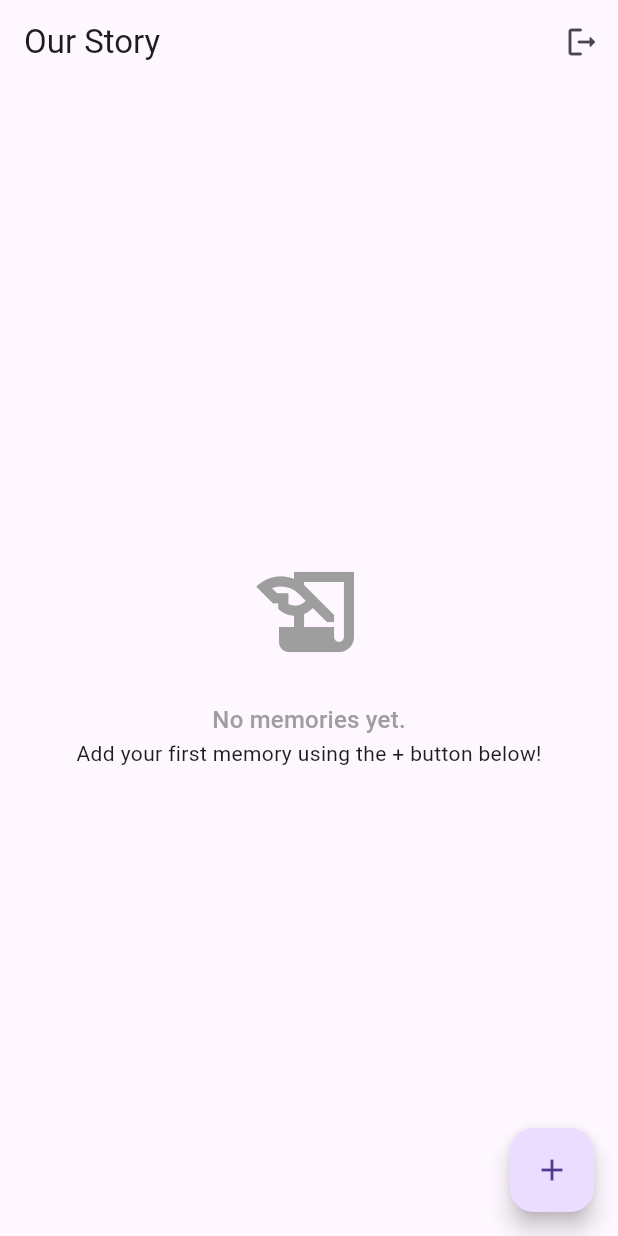
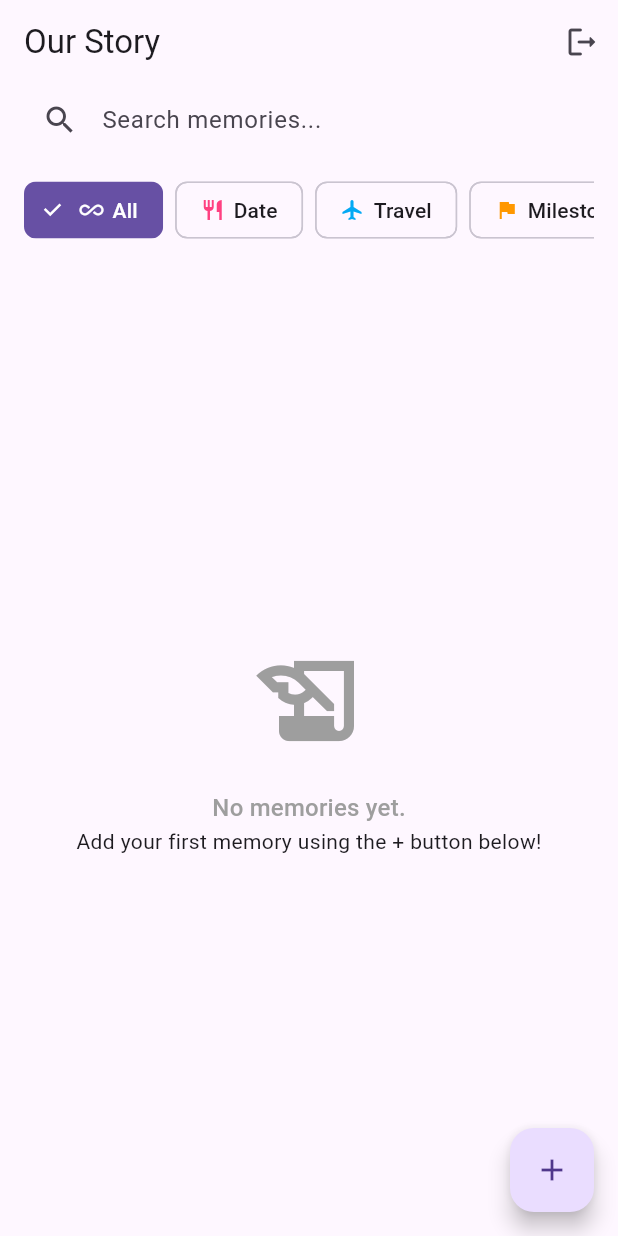
Before and after one commit to GonzhaI/couple-timeline-app, a Flutter app: the screen it shows once a user with an empty profile is signed in, on a phone screen of 412 x 824 dp. Run offline on Flutter 3.47's test engine with Material 3 defaults, Android fonts, the light colour scheme and no system bars; our stand-ins replace cloud_firestore, firebase_auth, firebase_core; accounts and stored records are empty; network calls fail.

Commit message:
Feat: Filtros por categoría y barra de búsqueda implementados.

```diff
--- a/lib/l10n/app_en.arb
+++ b/lib/l10n/app_en.arb
@@ -71,5 +71,7 @@
     "partyCategory": "Party",
     "daysCount": "{count, plural, =1{1 Day} other{{count} Days}} together",
     "setStartDate": "Set Start Date",
-    "editDate": "Edit Date"
+    "editDate": "Edit Date",
+    "searchPlaceholder": "Search memories...",
+    "filterAll": "All"
 }
--- a/lib/l10n/app_es.arb
+++ b/lib/l10n/app_es.arb
@@ -71,5 +71,7 @@
     "partyCategory": "Fiesta",
     "daysCount": "{count, plural, =1{1 Día} other{{count} Días}} juntos",
     "setStartDate": "Fijar fecha de inicio",
-    "editDate": "Editar fecha"
+    "editDate": "Editar fecha",
+    "searchPlaceholder": "Buscar recuerdos...",
+    "filterAll": "Todos"
 }
--- a/lib/l10n/app_localizations.dart
+++ b/lib/l10n/app_localizations.dart
@@ -535,6 +535,18 @@ abstract class AppLocalizations {
   /// In es, this message translates to:
   /// **'Editar fecha'**
   String get editDate;
+
+  /// No description provided for @searchPlaceholder.
+  ///
+  /// In es, this message translates to:
+  /// **'Buscar recuerdos...'**
+  String get searchPlaceholder;
+
+  /// No description provided for @filterAll.
+  ///
+  /// In es, this message translates to:
+  /// **'Todos'**
+  String get filterAll;
 }
 
 class _AppLocalizationsDelegate
--- a/lib/l10n/app_localizations_en.dart
+++ b/lib/l10n/app_localizations_en.dart
@@ -237,4 +237,10 @@ class AppLocalizationsEn extends AppLocalizations {
 
   @override
   String get editDate => 'Edit Date';
+
+  @override
+  String get searchPlaceholder => 'Search memories...';
+
+  @override
+  String get filterAll => 'All';
 }
--- a/lib/l10n/app_localizations_es.dart
+++ b/lib/l10n/app_localizations_es.dart
@@ -236,4 +236,10 @@ class AppLocalizationsEs extends AppLocalizations {
 
   @override
   String get editDate => 'Editar fecha';
+
+  @override
+  String get searchPlaceholder => 'Buscar recuerdos...';
+
+  @override
+  String get filterAll => 'Todos';
 }
--- a/lib/screens/home_screen.dart
+++ b/lib/screens/home_screen.dart
@@ -7,10 +7,18 @@ import 'package:cloud_firestore/cloud_firestore.dart';
 import 'package:couple_timeline/screens/pairing_screen.dart';
 import 'package:couple_timeline/screens/add_memory_screen.dart';
 import 'package:couple_timeline/widgets/memory_card.dart';
-import 'package:couple_timeline/widgets/days_counter.dart';
+import 'package:couple_timeline/utils/memory_categories.dart';
 
-class HomeScreen extends StatelessWidget {
+class HomeScreen extends StatefulWidget {
   const HomeScreen({super.key});
+
+  @override
+  State<HomeScreen> createState() => _HomeScreenState();
+}
+
+class _HomeScreenState extends State<HomeScreen> {
+  String _searchQuery = '';
+  String _selectedCategoryFilter = 'all';
 
   @override
   Widget build(BuildContext context) {
@@ -19,14 +27,7 @@ class HomeScreen extends StatelessWidget {
     return Scaffold(
       appBar: AppBar(
         title: Text(l10n.homeTitle),
-        actions: [
-          IconButton(
-            icon: const Icon(Icons.logout_rounded),
-            onPressed: () {
-              FirebaseAuth.instance.signOut();
-            },
-          ),
-        ],
+        actions: [IconButton(icon: const Icon(Icons.logout_rounded), onPressed: () => FirebaseAuth.instance.signOut())],
       ),
       body: StreamBuilder<DocumentSnapshot>(
         stream: DatabaseService().getUserStream(),
@@ -46,19 +47,77 @@ class HomeScreen extends StatelessWidget {
           // If not paired, show pairing screen
           if (coupleId == null) {
             return PairingScreen(myInviteCode: inviteCode);
-          } else {
+          }
+
           // Coupled: show memories list
           return Scaffold(
-              body: StreamBuilder<QuerySnapshot>(
+            body: Column(
+              children: [
+                Container(
+                  padding: const EdgeInsets.fromLTRB(16, 0, 16, 10),
+                  color: Theme.of(context).scaffoldBackgroundColor,
+                  child: Column(
+                    children: [
+                      TextField(
+                        decoration: InputDecoration(
+                          hintText: l10n.searchPlaceholder,
+                          prefixIcon: const Icon(Icons.search),
+                          filled: true,
+                          fillColor: Theme.of(context).cardColor,
+                          contentPadding: const EdgeInsets.symmetric(horizontal: 16),
+                          border: OutlineInputBorder(
+                            borderRadius: BorderRadius.circular(30),
+                            borderSide: BorderSide.none,
+                          ),
+                        ),
+                        onChanged: (value) {
+                          setState(() => _searchQuery = value.toLowerCase());
+                        },
+                      ),
+                      const SizedBox(height: 12),
+
+                      SingleChildScrollView(
+                        scrollDirection: Axis.horizontal,
+                        child: Row(
+                          children: [
+                            _buildFilterChip(
+                              label: l10n.filterAll,
+                              id: 'all',
+                              isSelected: _selectedCategoryFilter == 'all',
+                              icon: Icons.all_inclusive,
+                            ),
+                            ...appCategories.map((cat) {
+                              String label = cat.id;
+                              if (cat.id == 'date') label = l10n.dateCategory;
+                              if (cat.id == 'travel') label = l10n.travelCategory;
+                              if (cat.id == 'milestone') label = l10n.milestoneCategory;
+                              if (cat.id == 'daily') label = l10n.dailyCategory;
+                              if (cat.id == 'party') label = l10n.partyCategory;
+
+                              return _buildFilterChip(
+                                label: label,
+                                id: cat.id,
+                                isSelected: _selectedCategoryFilter == cat.id,
+                                icon: cat.icon,
+                                color: cat.color,
+                              );
+                            }),
+                          ],
+                        ),
+                      ),
+                    ],
+                  ),
+                ),
+
+                Expanded(
+                  child: StreamBuilder<QuerySnapshot>(
                     stream: DatabaseService().getMemoriesStream(coupleId),
                     builder: (context, memorySnapshot) {
                       if (memorySnapshot.connectionState == ConnectionState.waiting) {
                         return const Center(child: CircularProgressIndicator());
                       }
-                  if (memorySnapshot.hasError) {
-                    return Center(child: Text("${l10n.errorPrefix}${memorySnapshot.error}"));
-                  }
                       if (!memorySnapshot.hasData || memorySnapshot.data!.docs.isEmpty) {
+                        if (_searchQuery.isEmpty && _selectedCategoryFilter == 'all') {
                           return Center(
                             child: Column(
                               mainAxisAlignment: MainAxisAlignment.center,
@@ -73,26 +132,51 @@ class HomeScreen extends StatelessWidget {
                               ],
                             ),
                           );
+                        } else {
+                          return const Center(child: Text("No memories found."));
+                        }
                       }
 
-                  final memories = memorySnapshot.data!.docs;
+                      final allMemories = memorySnapshot.data!.docs;
+                      final filteredMemories = allMemories.where((doc) {
+                        final data = doc.data() as Map<String, dynamic>;
+                        final title = (data['title'] as String? ?? '').toLowerCase();
+                        final description = (data['description'] as String? ?? '').toLowerCase();
+                        final category = data['category'] as String? ?? 'daily';
+
+                        // Category filter
+                        if (_selectedCategoryFilter != 'all' && category != _selectedCategoryFilter) {
+                          return false;
+                        }
+
+                        // Text filter
+                        if (_searchQuery.isNotEmpty) {
+                          return title.contains(_searchQuery) || description.contains(_searchQuery);
+                        }
+
+                        return true;
+                      }).toList();
 
                       return ListView.builder(
                         padding: const EdgeInsets.all(16.0),
-                    itemCount: memories.length + 1,
+                        itemCount: filteredMemories.length + 1,
                         itemBuilder: (context, index) {
                           if (index == 0) {
-                        return DaysCounter(coupleId: coupleId);
+                            return _searchQuery.isEmpty && _selectedCategoryFilter == 'all'
+                                ? DaysCounter(coupleId: coupleId)
+                                : const SizedBox.shrink();
                           }
 
-                      final memoryDoc = memories[index - 1];
+                          final memoryDoc = filteredMemories[index - 1];
                           final memoryData = memoryDoc.data() as Map<String, dynamic>;
-                      final String memoryId = memoryDoc.id;
 
-                      return MemoryCard(memoryId: memoryId, data: memoryData);
+                          return MemoryCard(memoryId: memoryDoc.id, data: memoryData);
                         },
                       );
                     },
+                  ),
+                ),
+              ],
             ),
 
             // FLOATING ACTION BUTTON
@@ -103,9 +187,40 @@ class HomeScreen extends StatelessWidget {
               child: const Icon(Icons.add),
             ),
           );
-          }
         },
       ),
     );
   }
+
+  // FILTER CHIP
+  Widget _buildFilterChip({
+    required String label,
+    required String id,
+    required bool isSelected,
+    required IconData icon,
+    Color? color,
+  }) {
+    return Padding(
+      padding: const EdgeInsets.only(right: 8.0),
+      child: FilterChip(
+        label: Row(
+          mainAxisSize: MainAxisSize.min,
+          children: [
+            Icon(icon, size: 16, color: isSelected ? Colors.white : (color ?? Colors.grey)),
+            const SizedBox(width: 6),
+            Text(label),
+          ],
+        ),
+        selected: isSelected,
+        onSelected: (bool selected) {
+          setState(() {
+            _selectedCategoryFilter = id;
+          });
+        },
+        checkmarkColor: Colors.white,
+        selectedColor: Theme.of(context).primaryColor,
+        labelStyle: TextStyle(color: isSelected ? Colors.white : Theme.of(context).textTheme.bodyMedium?.color),
+      ),
+    );
   }
+}
```
Also changed, not shown: lib/widgets/days_counter.dart (+16 -5 lines). Lines whose indentation alone changed are shown as unchanged.
